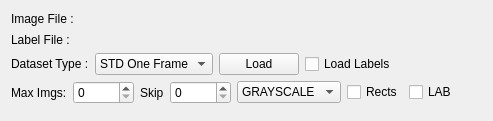
This is util/ReaderGUI.ui in Boazrciasn/RDFramework as Qt 5 draws it before an edit. The edited form follows.
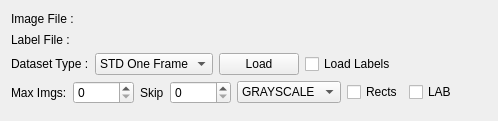
This is the edited form.

```diff
--- a/util/ReaderGUI.ui
+++ b/util/ReaderGUI.ui
@@ -6,7 +6,7 @@
    <rect>
     <x>0</x>
     <y>0</y>
-    <width>493</width>
+    <width>498</width>
     <height>121</height>
    </rect>
   </property>
```
Left out of the diff: 5 changed lines with no effect on the pictures.
